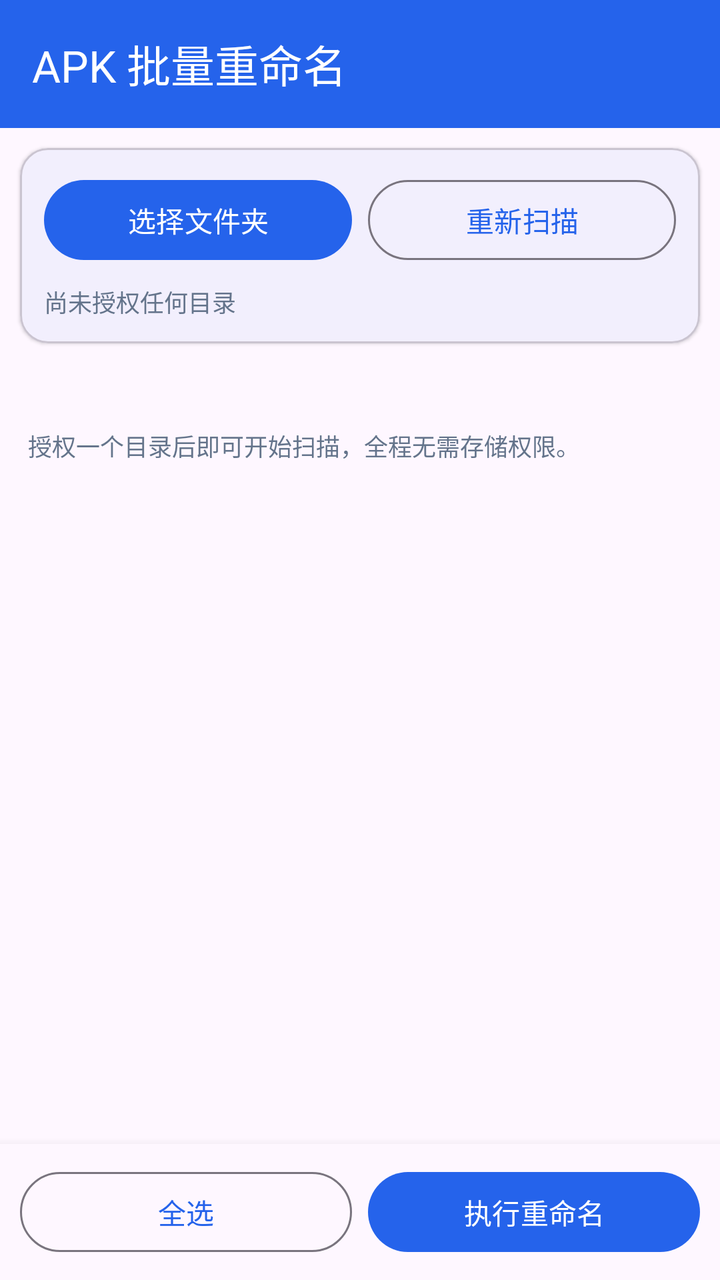
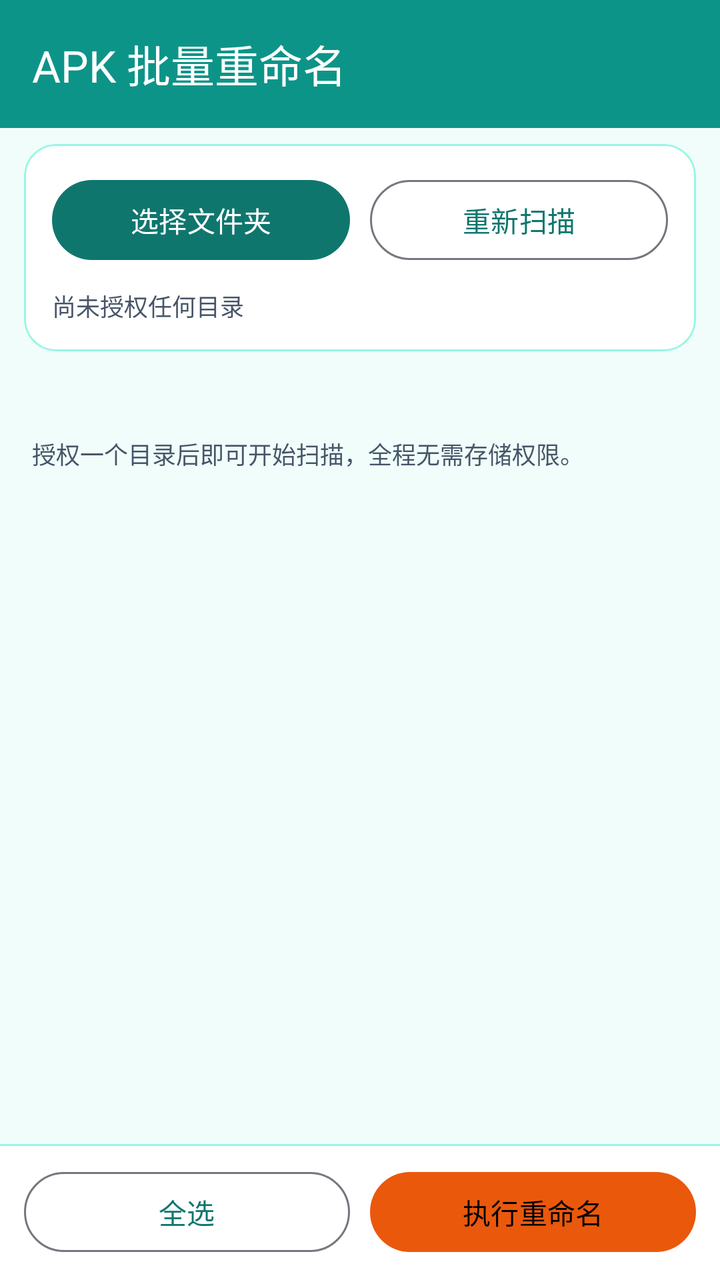

Compare the two renders of this Android layout. The source of the first and the diff that turns it into the second are given below.
<!-- AndroidManifest.xml: application theme Theme.ApkRenamer -->
<!-- res/layout/activity_main.xml -->
<?xml version="1.0" encoding="utf-8"?>
<LinearLayout xmlns:android="http://schemas.android.com/apk/res/android"
    xmlns:app="http://schemas.android.com/apk/res-auto"
    android:layout_width="match_parent"
    android:layout_height="match_parent"
    android:orientation="vertical">

    
    <com.google.android.material.appbar.MaterialToolbar
        android:id="@+id/toolbar"
        android:layout_width="match_parent"
        android:layout_height="wrap_content"
        android:background="@color/brand"
        android:minHeight="?attr/actionBarSize"
        app:title="@string/app_name"
        app:titleTextColor="#FFFFFF" />

    
    <com.google.android.material.card.MaterialCardView
        android:layout_width="match_parent"
        android:layout_height="wrap_content"
        android:layout_margin="10dp"
        app:cardCornerRadius="14dp"
        app:cardElevation="1dp">

        <LinearLayout
            android:layout_width="match_parent"
            android:layout_height="wrap_content"
            android:orientation="vertical"
            android:padding="12dp">

            <LinearLayout
                android:layout_width="match_parent"
                android:layout_height="wrap_content"
                android:orientation="horizontal">

                <com.google.android.material.button.MaterialButton
                    android:id="@+id/btnPickFolder"
                    android:layout_width="0dp"
                    android:layout_height="wrap_content"
                    android:layout_weight="1"
                    android:text="@string/pick_folder" />

                <com.google.android.material.button.MaterialButton
                    android:id="@+id/btnRescan"
                    style="@style/Widget.Material3.Button.OutlinedButton"
                    android:layout_width="0dp"
                    android:layout_height="wrap_content"
                    android:layout_marginStart="8dp"
                    android:layout_weight="1"
                    android:text="@string/rescan" />
            </LinearLayout>

            <TextView
                android:id="@+id/tvFolder"
                android:layout_width="match_parent"
                android:layout_height="wrap_content"
                android:layout_marginTop="8dp"
                android:ellipsize="middle"
                android:singleLine="true"
                android:text="@string/no_folder"
                android:textColor="@color/text_secondary"
                android:textSize="12sp" />
        </LinearLayout>
    </com.google.android.material.card.MaterialCardView>

    
    <HorizontalScrollView
        android:layout_width="match_parent"
        android:layout_height="wrap_content"
        android:scrollbars="none">

        <com.google.android.material.chip.ChipGroup
            android:id="@+id/chipGroup"
            android:layout_width="wrap_content"
            android:layout_height="wrap_content"
            android:paddingHorizontal="14dp"
            android:paddingVertical="4dp"
            app:singleSelection="true"
            app:selectionRequired="true" />
    </HorizontalScrollView>

    <TextView
        android:id="@+id/tvSelection"
        android:layout_width="match_parent"
        android:layout_height="wrap_content"
        android:paddingHorizontal="14dp"
        android:paddingBottom="2dp"
        android:textColor="@color/text_secondary"
        android:textSize="12sp" />

    <com.google.android.material.progressindicator.LinearProgressIndicator
        android:id="@+id/progress"
        android:layout_width="match_parent"
        android:layout_height="wrap_content"
        android:visibility="gone"
        app:trackCornerRadius="2dp" />

    <TextView
        android:id="@+id/tvStatus"
        android:layout_width="match_parent"
        android:layout_height="wrap_content"
        android:paddingHorizontal="14dp"
        android:paddingVertical="6dp"
        android:text="@string/idle_hint"
        android:textColor="@color/text_secondary"
        android:textSize="12sp" />

    <androidx.recyclerview.widget.RecyclerView
        android:id="@+id/recycler"
        android:layout_width="match_parent"
        android:layout_height="0dp"
        android:layout_weight="1"
        android:clipToPadding="false"
        android:paddingBottom="8dp"
        android:scrollbars="vertical" />

    
    <LinearLayout
        android:id="@+id/bottomBar"
        android:layout_width="match_parent"
        android:layout_height="wrap_content"
        android:background="?attr/colorSurface"
        android:elevation="8dp"
        android:orientation="horizontal"
        android:padding="10dp">

        <com.google.android.material.button.MaterialButton
            android:id="@+id/btnSelectAll"
            style="@style/Widget.Material3.Button.OutlinedButton"
            android:layout_width="0dp"
            android:layout_height="wrap_content"
            android:layout_weight="1"
            android:text="@string/select_all" />

        <com.google.android.material.button.MaterialButton
            android:id="@+id/btnExecute"
            android:layout_width="0dp"
            android:layout_height="wrap_content"
            android:layout_marginStart="8dp"
            android:layout_weight="1"
            android:text="@string/execute" />
    </LinearLayout>

</LinearLayout>
<!-- resources referenced by this layout -->
<resources>
  <color name="brand">#2563EB</color>
  <color name="text_secondary">#64748B</color>
  <string name="app_name">APK 批量重命名</string>
  <string name="execute">执行重命名</string>
  <string name="idle_hint">授权一个目录后即可开始扫描，全程无需存储权限。</string>
  <string name="no_folder">尚未授权任何目录</string>
  <string name="pick_folder">选择文件夹</string>
  <string name="rescan">重新扫描</string>
  <string name="select_all">全选</string>
  <style name="Theme.ApkRenamer" parent="Theme.Material3.DayNight.NoActionBar">
          <item name="colorPrimary">@color/brand</item>
          <item name="colorPrimaryDark">@color/brand_dark</item>
          <item name="colorSecondary">@color/brand</item>
          <item name="colorPrimaryContainer">@color/brand_dark</item>
          
          <item name="android:statusBarColor" tools:targetApi="21">@color/brand</item>
          
          <item name="android:windowLightStatusBar" tools:targetApi="23">false</item>
          
          <item name="android:enforceStatusBarContrast" tools:targetApi="29">false</item>
          <item name="android:enforceNavigationBarContrast" tools:targetApi="29">false</item>
          <item name="android:windowBackground">?attr/colorSurface</item>
      </style>
  <color name="brand_dark">#1D4ED8</color>
</resources>

<!-- the commit's change to res/layout/activity_main.xml (unified diff, before → after) -->
@@ -3,6 +3,7 @@
     xmlns:app="http://schemas.android.com/apk/res-auto"
     android:layout_width="match_parent"
     android:layout_height="match_parent"
+    android:background="@color/bg_window"
     android:orientation="vertical">
 
     
@@ -10,7 +11,7 @@
         android:id="@+id/toolbar"
         android:layout_width="match_parent"
         android:layout_height="wrap_content"
-        android:background="@color/brand"
+        android:background="@color/toolbar_bg"
         android:minHeight="?attr/actionBarSize"
         app:title="@string/app_name"
         app:titleTextColor="#FFFFFF" />
@@ -19,15 +20,18 @@
     <com.google.android.material.card.MaterialCardView
         android:layout_width="match_parent"
         android:layout_height="wrap_content"
-        android:layout_margin="10dp"
-        app:cardCornerRadius="14dp"
-        app:cardElevation="1dp">
+        android:layout_marginHorizontal="12dp"
+        android:layout_marginVertical="8dp"
+        app:cardCornerRadius="16dp"
+        app:cardElevation="0dp"
+        app:strokeColor="@color/divider"
+        app:strokeWidth="1dp">
 
         <LinearLayout
             android:layout_width="match_parent"
             android:layout_height="wrap_content"
             android:orientation="vertical"
-            android:padding="12dp">
+            android:padding="14dp">
 
             <LinearLayout
                 android:layout_width="match_parent"
@@ -46,7 +50,7 @@
                     style="@style/Widget.Material3.Button.OutlinedButton"
                     android:layout_width="0dp"
                     android:layout_height="wrap_content"
-                    android:layout_marginStart="8dp"
+                    android:layout_marginStart="10dp"
                     android:layout_weight="1"
                     android:text="@string/rescan" />
             </LinearLayout>
@@ -55,7 +59,7 @@
                 android:id="@+id/tvFolder"
                 android:layout_width="match_parent"
                 android:layout_height="wrap_content"
-                android:layout_marginTop="8dp"
+                android:layout_marginTop="10dp"
                 android:ellipsize="middle"
                 android:singleLine="true"
                 android:text="@string/no_folder"
@@ -74,18 +78,19 @@
             android:id="@+id/chipGroup"
             android:layout_width="wrap_content"
             android:layout_height="wrap_content"
-            android:paddingHorizontal="14dp"
+            android:paddingHorizontal="16dp"
             android:paddingVertical="4dp"
             app:singleSelection="true"
             app:selectionRequired="true" />
     </HorizontalScrollView>
 
+    
     <TextView
         android:id="@+id/tvSelection"
         android:layout_width="match_parent"
         android:layout_height="wrap_content"
-        android:paddingHorizontal="14dp"
-        android:paddingBottom="2dp"
+        android:paddingHorizontal="16dp"
+        android:paddingBottom="4dp"
         android:textColor="@color/text_secondary"
         android:textSize="12sp" />
 
@@ -100,7 +105,7 @@
         android:id="@+id/tvStatus"
         android:layout_width="match_parent"
         android:layout_height="wrap_content"
-        android:paddingHorizontal="14dp"
+        android:paddingHorizontal="16dp"
         android:paddingVertical="6dp"
         android:text="@string/idle_hint"
         android:textColor="@color/text_secondary"
@@ -120,10 +125,12 @@
         android:id="@+id/bottomBar"
         android:layout_width="match_parent"
         android:layout_height="wrap_content"
-        android:background="?attr/colorSurface"
-        android:elevation="8dp"
+        android:background="@drawable/bg_bottom_bar"
+        android:elevation="0dp"
+        android:gravity="center_vertical"
         android:orientation="horizontal"
-        android:padding="10dp">
+        android:paddingHorizontal="12dp"
+        android:paddingVertical="10dp">
 
         <com.google.android.material.button.MaterialButton
             android:id="@+id/btnSelectAll"
@@ -133,13 +140,17 @@
             android:layout_weight="1"
             android:text="@string/select_all" />
 
+        
         <com.google.android.material.button.MaterialButton
             android:id="@+id/btnExecute"
             android:layout_width="0dp"
             android:layout_height="wrap_content"
-            android:layout_marginStart="8dp"
+            android:layout_marginStart="10dp"
             android:layout_weight="1"
-            android:text="@string/execute" />
+            android:text="@string/execute"
+            android:textColor="@color/on_accent"
+            app:backgroundTint="@color/accent"
+            app:iconTint="@color/on_accent" />
     </LinearLayout>
 
 </LinearLayout>
<!-- resource entries referenced after the edit -->
@@ -1,7 +1,31 @@
 <!-- resources referenced by this layout -->
 <resources>
-  <color name="brand">#2563EB</color>
-  <color name="text_secondary">#64748B</color>
+  <color name="accent">#EA580C</color>
+  <color name="bg_window">#F0FDFA</color>
+  <color name="divider">#99F6E4</color>
+  <color name="on_accent">#000000</color>
+  <color name="brand">#0D9488</color>
+  <color name="surface_card">#FFFFFF</color>
+  <color name="brand_deep">#0F766E</color>
+  <color name="brand_container">#CCFBF1</color>
+  <color name="brand_oncontainer">#0F766E</color>
+  <color name="text_primary">#134E4A</color>
+  <color name="text_secondary">#475569</color>
+  <color name="toolbar_bg">@color/brand</color>
+  <!-- drawable bg_bottom_bar (drawable) -->
+  <?xml version="1.0" encoding="utf-8"?>
+  <layer-list xmlns:android="http://schemas.android.com/apk/res/android">
+      <item>
+          <shape android:shape="rectangle">
+              <solid android:color="@color/divider" />
+          </shape>
+      </item>
+      <item android:top="1dp">
+          <shape android:shape="rectangle">
+              <solid android:color="@color/surface_card" />
+          </shape>
+      </item>
+  </layer-list>
   <string name="app_name">APK 批量重命名</string>
   <string name="execute">执行重命名</string>
   <string name="idle_hint">授权一个目录后即可开始扫描，全程无需存储权限。</string>
@@ -10,19 +34,25 @@
   <string name="rescan">重新扫描</string>
   <string name="select_all">全选</string>
   <style name="Theme.ApkRenamer" parent="Theme.Material3.DayNight.NoActionBar">
-          <item name="colorPrimary">@color/brand</item>
-          <item name="colorPrimaryDark">@color/brand_dark</item>
+          <item name="colorPrimary">@color/brand_deep</item>
+          <item name="colorPrimaryDark">@color/brand_deep</item>
           <item name="colorSecondary">@color/brand</item>
-          <item name="colorPrimaryContainer">@color/brand_dark</item>
+          <item name="colorPrimaryContainer">@color/brand_container</item>
+          <item name="colorOnPrimaryContainer">@color/brand_oncontainer</item>
+          <item name="colorTertiary">@color/accent</item>
+          <item name="colorOnTertiary">@color/on_accent</item>
+          <item name="colorOnPrimary">#FFFFFF</item>
+          <item name="colorSurface">@color/surface_card</item>
+          <item name="colorOnSurface">@color/text_primary</item>
+          <item name="colorOnSurfaceVariant">@color/text_secondary</item>
           
-          <item name="android:statusBarColor" tools:targetApi="21">@color/brand</item>
+          <item name="android:statusBarColor" tools:targetApi="21">@color/toolbar_bg</item>
           
           <item name="android:windowLightStatusBar" tools:targetApi="23">false</item>
           
           <item name="android:enforceStatusBarContrast" tools:targetApi="29">false</item>
           <item name="android:enforceNavigationBarContrast" tools:targetApi="29">false</item>
-          <item name="android:windowBackground">?attr/colorSurface</item>
+          <item name="android:windowBackground">@color/bg_window</item>
       </style>
-  <color name="brand_dark">#1D4ED8</color>
 </resources>
 
